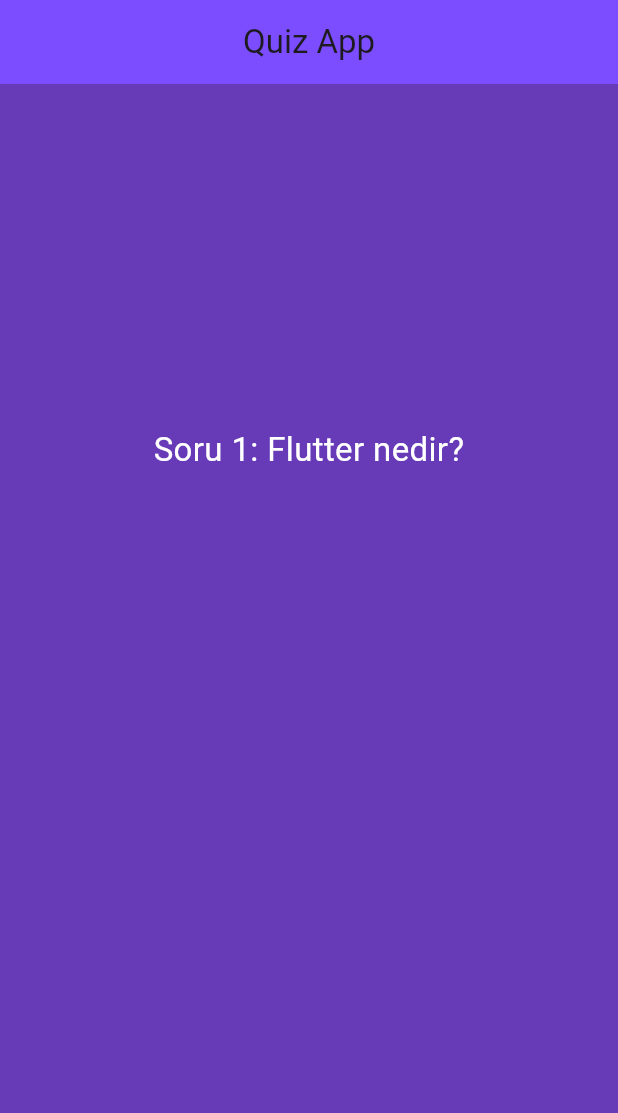
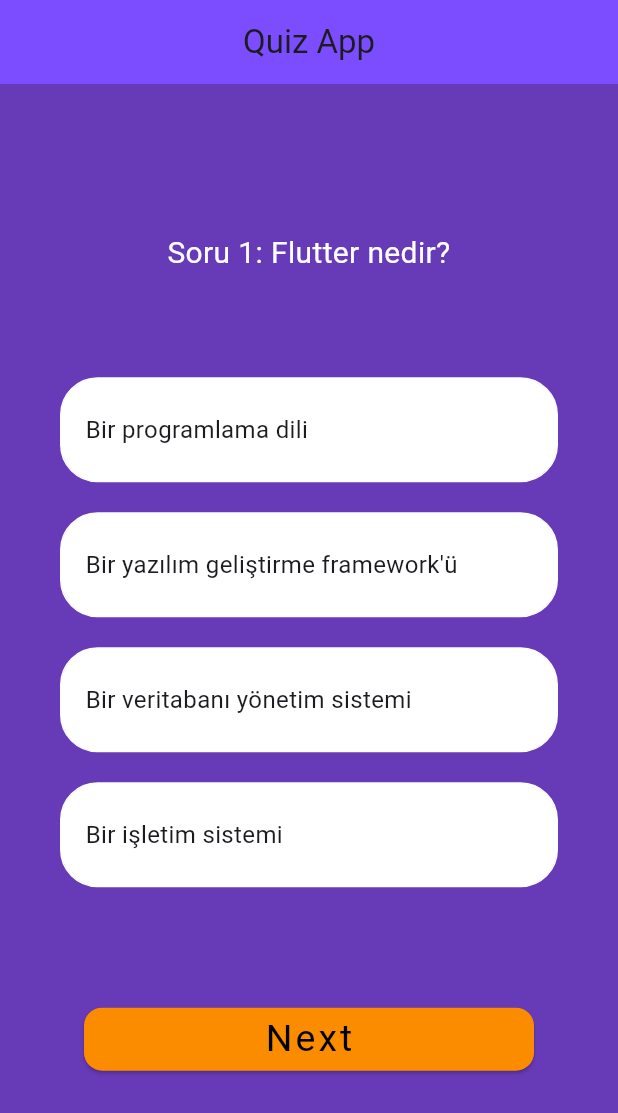
Before and after one commit to ozcann159/QuizApp, a Flutter app: the screen it shows after launch, on a phone screen of 412 x 824 dp. Shown: the top 1113 px of the screen. Run offline on Flutter 3.47's test engine with Material 3 defaults, Android fonts, the phone set to English and light mode, and no system bars.

Commit message:
değişiklik

```diff
--- a/lib/main.dart
+++ b/lib/main.dart
@@ -6,7 +6,7 @@ void main() {
 }
 
 class MyApp extends StatelessWidget {
-  const MyApp({super.key});
+  const MyApp();
 
   @override
   Widget build(BuildContext context) {
--- a/lib/models/question.dart
+++ b/lib/models/question.dart
@@ -18,84 +18,86 @@ List<QuestionModal> questions = [
         'Bir veritabanı yönetim sistemi',
         'Bir işletim sistemi'
       ],
-      correctAnswerIndex: 1),
+      correctAnswerIndex: 0),
   QuestionModal(
     question: 'Soru 2: Flutter hangi programlama dili üzerine inşa edilmiştir?',
     options: ['Java', 'Dart', 'Python', 'C#'],
-    correctAnswerIndex: 2,
+    correctAnswerIndex: 1,
   ),
   QuestionModal(
       question: 'Soru 3: Flutterda widget nedir?',
       options: [
-        'a) Yatay bir çizgi',
-        'b) Kullanıcı arayüz elemanı',
-        'c) Matematiksel bir işlev',
-        'd) Çizgi grafik,'
+        'Yatay bir çizgi',
+        'Kullanıcı arayüz elemanı',
+        'Matematiksel bir işlev',
+        'Çizgi grafik,'
       ],
-      correctAnswerIndex: 3),
+      correctAnswerIndex: 1),
   QuestionModal(
       question: 'Soru 4: Flutterda hot reload özelliği ne işe yarar?',
       options: [
-        'a) Uygulamayı soğuk başlatır',
-        'b) Kodu anında derler ve uygulamayı günceller',
-        'c) Uygulama ekranını yeniden başlatır',
-        'd) Hata ayıklama modunu başlatır',
+        'Uygulamayı soğuk başlatır',
+        'Kodu anında derler günceller',
+        'Uygulama ekranını yeniden başlatır',
+        'Hata ayıklama modunu başlatır',
       ],
-      correctAnswerIndex: 4),
+      correctAnswerIndex: 1),
   QuestionModal(
       question:
           'Soru 5: Flutter da hangi sınıf, uygulama içinde sayfalar arası geçişleri sağlar?',
       options: [
-        'a) NavigationService',
-        'b) PageController',
-        'c) RouteManager',
-        'd) Navigator',
-        ''
+        'NavigationService',
+        'PageController',
+        'RouteManager',
+        'Navigator',
       ],
-      correctAnswerIndex: 5),
+      correctAnswerIndex: 3),
   QuestionModal(
-      question:
-          'Soru 6: Flutter da "Stateless" widget ile "Stateful" widget arasındaki temel fark nedir?',
+      question: 'Soru 6:Flutter\'da state yönetimi nasıl yapılır? ',
       options: [
-        'a) Stateless widget, durumu yönetir; Stateful widget, durumsuzdur.',
-        'b) Stateless widget, kullanıcı etkileşimine yanıt veremez; Stateful widget, kullanıcı etkileşimine yanıt verebilir.',
-        'c) Stateless widget, içerdiği metinlerle daha fazla özelleştirilebilir; Stateful widget, genellikle statik bilgiler içerir.',
-        'd) Stateless widget, animasyonları kontrol edebilir; Stateful widget, animasyonlara izin vermez.',
+        'Provider kullanarak ',
+        'Redux ile',
+        'SetState metodu ile',
+        'SharedPreferences kullanarak ',
       ],
-      correctAnswerIndex: 6),
+      correctAnswerIndex: 2),
   QuestionModal(
       question: 'Soru 7: Flutter da "BuildContext" nedir ve neden önemlidir?',
       options: [
-        'a) Widgetların birbirleriyle iletişim kurmasını sağlayan bir araçtır.',
-        'b) Widgetların hiyerarşisini temsil eden bir nesnedir.',
-        'c) Widgetların konumlarını belirlemek için kullanılır.',
-        'd) Widgetların stil ve tema bilgilerine erişmesini sağlar.',
+        ' Widgetların birbiriyle iletişimi.',
+        ' Widgetların hiyerarşisini temsil eder.',
+        ' Widgetların konumlarını belirler.',
+        ' Widgetların tema bilglerini gösterir',
       ],
-      correctAnswerIndex: 7),
+      correctAnswerIndex: 2),
   QuestionModal(
-      question: 'Soru 8: Flutterda "async" ve "await" ne işe yarar?',
+      question:
+          'Soru 8: Flutterda lib klasörü altında bulunan kod dosyasının uzantısı aşağıdakilerden hangisidir?',
       options: [
-        'a) Widgetların asenkron bir şekilde çalışmasını sağlar.',
-        'b) Veritabanı işlemlerini kolaylaştırır.',
-        'c) Asenkron işlemlerin daha okunabilir ve düzenli olmasını sağlar.',
-        'd) Widgetların senkron bir şekilde çalışmasını sağlar.',
+        '.yaml',
+        '.flutter',
+        '.dart',
+        '.bin',
       ],
-      correctAnswerIndex: 8),
+      correctAnswerIndex: 2),
+  /**
   QuestionModal(
       question:
           'Soru 9: Flutterda "ListView.builder" nedir ve neden kullanılır?',
       options: [
-        'a) Liste elemanlarını düzenlemek için kullanılır.',
-        'b) Dinamik olarak büyük listeler oluşturmak için kullanılır.',
-        'c) Widgetların genişlik ve yükseklik özelliklerini ayarlamak için kullanılır.',
-        'd) Görsel efektler eklemek için kullanılır.',
+        'Liste elemanlarını düzenlemek için kullanılır.',
+        'Dinamik olarak büyük listeler oluşturur.',
+        'Widgetların genişlik ve yükseklik özelliklerini ayarlar.',
+        'Görsel efektler eklemek için kullanılır.',
       ],
-      correctAnswerIndex: 9),
-  QuestionModal(
+      correctAnswerIndex: 1),
+   QuestionModal(
       question: 'Soru 10: Flutterda "Pubspec.yaml" dosyası ne işe yarar?',
-      options: ['a) Uygulamanın temel konfigürasyon bilgilerini içerir.',
-      'b) Kullanılan paketleri ve uygulama bağımlılıklarını tanımlar.',
-      'c) Uygulama simgelerini ve başlık bilgilerini içerir.',
-      'd) Kullanıcıya geri bildirim veren bir ekran gösterir.'],
-      correctAnswerIndex: 10),
+      options: [
+        'Uygulamanın temel konfigürasyon bilgilerini içerir.',
+        'Kullanılan paketleri ve uygulama bağımlılıklarını tanımlar.',
+        'Uygulama simgelerini ve başlık bilgilerini içerir.',
+        'Kullanıcıya geri bildirim veren bir ekran gösterir.'
+      ],
+      correctAnswerIndex: 1),*/
 ];
--- a/lib/screens/quiz_screen.dart
+++ b/lib/screens/quiz_screen.dart
@@ -1,6 +1,8 @@
 import 'package:flutter/material.dart';
 import 'package:quiz_app/models/question.dart';
+import 'package:quiz_app/screens/result_screen.dart';
 import 'package:quiz_app/widgets/answer_card.dart';
+import 'package:quiz_app/widgets/next_button.dart';
 
 class QuizScreen extends StatefulWidget {
   const QuizScreen({Key? key}) : super(key: key);
@@ -13,10 +15,44 @@ class _QuizScreenState extends State<QuizScreen> {
   int? selectedAnswerIndex;
   int questionIndex = 0;
   int score = 0;
+  bool get isLastQuestion =>
+      questionIndex == questions.length - 1; // Doğru tanımlama
+
+  void pickAnswer(int value) {
+    setState(() {
+      selectedAnswerIndex = value;
+      final question = questions[questionIndex];
+
+      if (selectedAnswerIndex == question.correctAnswerIndex) {
+        score++;
+      }
+    });
+  }
+
+  void goToResultScreen() {
+    Navigator.pushReplacement(
+      context,
+      MaterialPageRoute(builder: (context) => ResultScreen(score: score)),
+    );
+  }
+
+  void goToNextQuestion() {
+    setState(() {
+      if (questionIndex < questions.length - 1) {
+        questionIndex++;
+        selectedAnswerIndex = null;
+      } else {
+        Navigator.push(
+          context,
+          MaterialPageRoute(builder: (context) => ResultScreen(score: score)),
+        );
+      }
+    });
+  }
 
   @override
   Widget build(BuildContext context) {
-    final question = questions[0];
+    final question = questions[questionIndex];
 
     return Scaffold(
       backgroundColor: Colors.deepPurple,
@@ -26,34 +62,47 @@ class _QuizScreenState extends State<QuizScreen> {
         centerTitle: true,
       ),
       body: Padding(
-        padding: EdgeInsets.all(27.0),
+        padding: EdgeInsets.all(40.0),
         child: Column(
           mainAxisAlignment: MainAxisAlignment.spaceEvenly,
           children: [
             Text(
               question.question,
               style: TextStyle(
-                fontSize: 22,
+                fontSize: 20,
                 color: Colors.white,
               ),
               textAlign: TextAlign.center,
             ),
             ListView.builder(
               shrinkWrap: true,
-               itemCount: question.options.length,
-              itemBuilder: (context, index){
+              itemCount: question.options.length,
+              itemBuilder: (context, index) {
                 return GestureDetector(
+                  onTap: selectedAnswerIndex == null
+                      ? () => pickAnswer(index)
+                      : null,
                   child: AnswerCard(
                     currentIndex: index,
-                    question:question.options[index],
+                    question: question.options[index],
                     isSelected: selectedAnswerIndex == index,
                     selectedAnswerIndex: selectedAnswerIndex,
                     correctAnswerIndex: question.correctAnswerIndex,
                   ),
                 );
               },
-
-            )
+            ),
+            isLastQuestion
+                ? NextButton(
+                    onPressed: selectedAnswerIndex != null || isLastQuestion
+                        ? goToNextQuestion
+                        : null,
+                    label: isLastQuestion ? 'Finish' : 'Next',
+                  )
+                : NextButton(
+                    onPressed:
+                        selectedAnswerIndex != null ? goToNextQuestion : null,
+                    label: 'Next'),
           ],
         ),
       ),
--- a/lib/widgets/answer_card.dart
+++ b/lib/widgets/answer_card.dart
@@ -1,4 +1,3 @@
-// ignore_for_file: public_member_api_docs, sort_constructors_first
 import 'package:flutter/material.dart';
 
 class AnswerCard extends StatelessWidget {
@@ -19,6 +18,90 @@ class AnswerCard extends StatelessWidget {
 
   @override
   Widget build(BuildContext context) {
-    return Padding(padding: EdgeInsets.symmetric(vertical: 10.0));
+    bool isCorrectAnswer = correctAnswerIndex == currentIndex && isSelected;
+    bool isWrongAnswer =
+        selectedAnswerIndex != correctAnswerIndex && isSelected;
+
+    return Padding(
+      padding: EdgeInsets.symmetric(vertical: 10.0),
+      child: selectedAnswerIndex != null
+          ? Container(
+              height: 70,
+              padding: EdgeInsets.all(16.0),
+              decoration: BoxDecoration(
+                color: Colors.white,
+                borderRadius: BorderRadius.circular(25),
+                border: Border.all(
+                  width: 2,
+                  color: isCorrectAnswer
+                      ? Colors.green
+                      : isWrongAnswer
+                          ? Colors.red
+                          : Colors.white,
+                ),
+              ),
+              child: Row(
+                children: [
+                  Expanded(
+                    child: SingleChildScrollView(
+                      // ScrollView eklenerek içeriğin taşması durumunda kaydırma eklendi
+                      scrollDirection: Axis.horizontal,
+                      child: Text(
+                        question,
+                        style: TextStyle(
+                          fontSize: 16,
+                        ),
+                      ),
+                    ),
+                  ),
+                ],
+              ),
+            )
+          : Container(
+              height: 70,
+              padding: EdgeInsets.all(16.0),
+              decoration: BoxDecoration(
+                color: Colors.white,
+                borderRadius: BorderRadius.circular(25),
+                border: Border.all(color: Colors.white),
+              ),
+              child: Row(
+                children: [
+                  Expanded(
+                    child: Text(
+                      question,
+                      style: TextStyle(
+                        fontSize: 16,
+                      ),
+                    ),
+                  ),
+                  SizedBox(height: 10),
+                  isCorrectAnswer
+                      ? buildCorrectIcon()
+                      : isWrongAnswer
+                          ? buildWrongIcon()
+                          : SizedBox.shrink(),
+                ],
+              ),
+            ),
+    );
   }
+
+  Widget buildCorrectIcon() => const CircleAvatar(
+        radius: 15,
+        backgroundColor: Colors.green,
+        child: Icon(
+          Icons.check,
+          color: Colors.white,
+        ),
+      );
+
+  Widget buildWrongIcon() => const CircleAvatar(
+        radius: 15,
+        backgroundColor: Colors.red,
+        child: Icon(
+          Icons.close,
+          color: Colors.white,
+        ),
+      );
 }
--- /dev/null
+++ b/lib/widgets/next_button.dart
@@ -0,0 +1,39 @@
+// ignore_for_file: public_member_api_docs, sort_constructors_first
+import 'package:flutter/material.dart';
+
+class NextButton extends StatelessWidget {
+  const NextButton({
+    Key? key,
+    this.onPressed,
+    required this.label,
+  }) : super(key: key);
+
+  final VoidCallback? onPressed;
+  final String label;
+
+  @override
+  Widget build(BuildContext context) {
+    return TextButton(
+      onPressed: onPressed,
+      child: SizedBox(
+        height: 50,
+        width: double.infinity,
+        child: Card(
+          color: onPressed != null
+              ? Colors.orange.shade600
+              : Colors.orange.shade600,
+          child: Center(
+            child: Text(
+              label,
+              style: TextStyle(
+                  letterSpacing: 2,
+                  fontSize: 25,
+                  fontWeight: FontWeight.w400,
+                  color: Colors.black),
+            ),
+          ),
+        ),
+      ),
+    );
+  }
+}
```
Also changed, not shown: lib/screens/result_screen.dart (added, +81 -0 lines).
